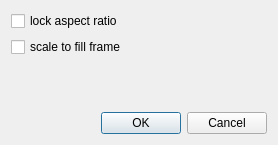
Above: mscore/mscore/imageproperties.ui from musescore/musescore-old before the change. Below: the same form after it.
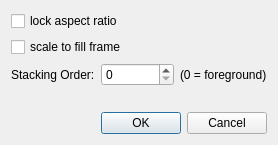
That is the form after the change.

Patch:
```diff
--- a/mscore/mscore/imageproperties.ui
+++ b/mscore/mscore/imageproperties.ui
@@ -13,7 +13,7 @@
   <property name="windowTitle">
    <string>Image Properties</string>
   </property>
-  <layout class="QVBoxLayout">
+  <layout class="QVBoxLayout" name="verticalLayout">
    <item>
     <widget class="QCheckBox" name="lockAspectRatio">
      <property name="text">
@@ -28,6 +28,34 @@
      </property>
     </widget>
    </item>
+   <item>
+    <layout class="QHBoxLayout" name="horizontalLayout">
+     <item>
+      <widget class="QLabel" name="label">
+       <property name="text">
+        <string>Stacking Order:</string>
+       </property>
+      </widget>
+     </item>
+     <item>
+      <widget class="QSpinBox" name="z">
+       <property name="maximum">
+        <number>100000</number>
+       </property>
+       <property name="singleStep">
+        <number>100</number>
+       </property>
+      </widget>
+     </item>
+     <item>
+      <widget class="QLabel" name="label_2">
+       <property name="text">
+        <string>(0 = foreground)</string>
+       </property>
+      </widget>
+     </item>
+    </layout>
+   </item>
    <item>
     <spacer>
      <property name="orientation">
```
